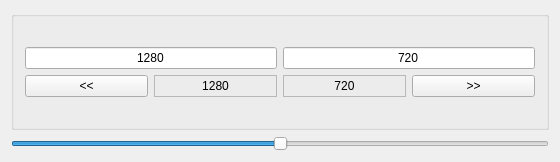
The window that src/aspectscaler.ui (rickisen/AspectScaler) describes before a commit, drawn with Qt 5.
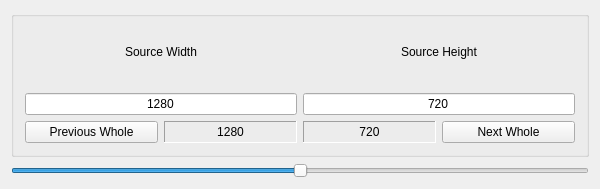
The same window after the commit.

```diff
--- a/src/aspectscaler.ui
+++ b/src/aspectscaler.ui
@@ -6,20 +6,20 @@
    <rect>
     <x>0</x>
     <y>0</y>
-    <width>560</width>
-    <height>162</height>
+    <width>600</width>
+    <height>189</height>
    </rect>
   </property>
   <property name="minimumSize">
    <size>
-    <width>560</width>
-    <height>115</height>
+    <width>600</width>
+    <height>189</height>
    </size>
   </property>
   <property name="maximumSize">
    <size>
     <width>1920</width>
-    <height>315</height>
+    <height>200</height>
    </size>
   </property>
   <property name="windowTitle">
@@ -36,8 +36,39 @@
        <set>Qt::AlignCenter</set>
       </property>
       <layout class="QVBoxLayout" name="verticalLayout_3">
+       <property name="topMargin">
+        <number>0</number>
+       </property>
        <item>
-        <layout class="QVBoxLayout" name="verticalLayout">
+        <layout class="QHBoxLayout" name="horizontalLayout_3">
+         <property name="topMargin">
+          <number>0</number>
+         </property>
+         <item>
+          <widget class="QLabel" name="label_2">
+           <property name="text">
+            <string>Source Width</string>
+           </property>
+           <property name="alignment">
+            <set>Qt::AlignCenter</set>
+           </property>
+          </widget>
+         </item>
+         <item>
+          <widget class="QLabel" name="label">
+           <property name="layoutDirection">
+            <enum>Qt::LeftToRight</enum>
+           </property>
+           <property name="text">
+            <string>Source Height</string>
+           </property>
+           <property name="alignment">
+            <set>Qt::AlignCenter</set>
+           </property>
+          </widget>
+         </item>
+        </layout>
+       </item>
          <item>
           <layout class="QHBoxLayout" name="horizontalLayout_2">
            <item>
@@ -67,14 +98,17 @@
            <item>
             <widget class="QPushButton" name="ButtonPrev">
              <property name="text">
-              <string>&lt;&lt;</string>
+            <string>Previous Whole</string>
              </property>
             </widget>
            </item>
            <item>
             <widget class="QLabel" name="CalculatedWidth">
              <property name="frameShape">
-              <enum>QFrame::StyledPanel</enum>
+            <enum>QFrame::Panel</enum>
+           </property>
+           <property name="frameShadow">
+            <enum>QFrame::Sunken</enum>
              </property>
              <property name="text">
               <string>1280</string>
@@ -90,7 +124,10 @@
            <item>
             <widget class="QLabel" name="CalculatedHeight">
              <property name="frameShape">
-              <enum>QFrame::StyledPanel</enum>
+            <enum>QFrame::Panel</enum>
+           </property>
+           <property name="frameShadow">
+            <enum>QFrame::Sunken</enum>
              </property>
              <property name="text">
               <string>720</string>
@@ -106,11 +143,9 @@
            <item>
             <widget class="QPushButton" name="ButtonNext">
              <property name="text">
-              <string>&gt;&gt;</string>
-             </property>
-            </widget>
-           </item>
-          </layout>
+            <string>Next Whole</string>
+           </property>
+          </widget>
          </item>
         </layout>
        </item>
```
Lines whose indentation alone changed are shown as unchanged.
